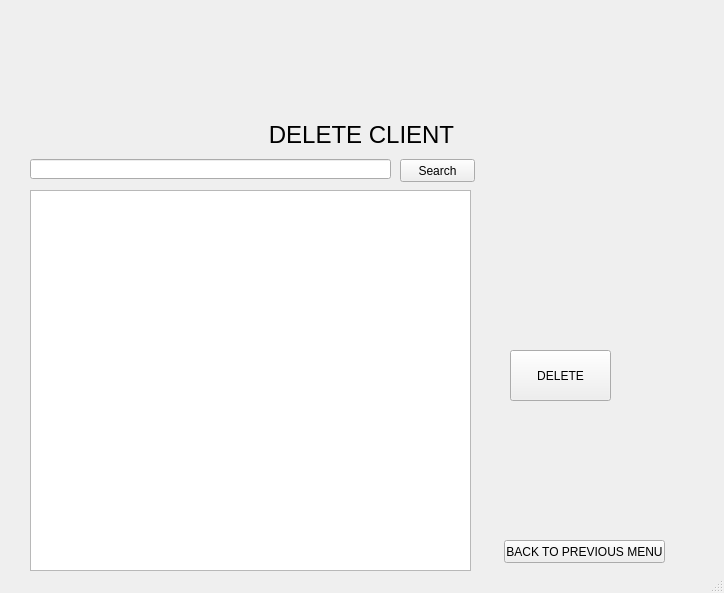
Before: the Qt Designer form ui/delete-client.ui in yashu2001/gym-manager, drawn with Qt 5.
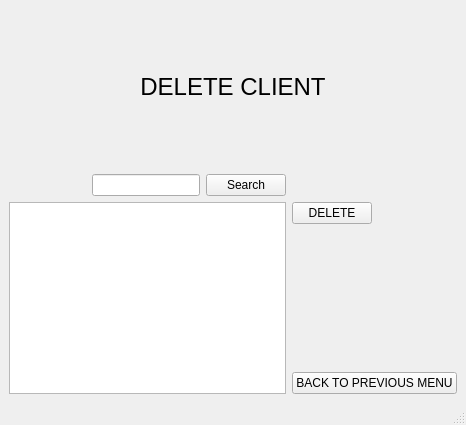
After: the same form once the commit is applied. Icons and pictures are not drawn.

```diff
--- a/ui/delete-client.ui
+++ b/ui/delete-client.ui
@@ -6,35 +6,17 @@
    <rect>
     <x>0</x>
     <y>0</y>
-    <width>724</width>
-    <height>593</height>
+    <width>466</width>
+    <height>425</height>
    </rect>
   </property>
-  <property name="minimumSize">
-   <size>
-    <width>724</width>
-    <height>593</height>
-   </size>
-  </property>
-  <property name="maximumSize">
-   <size>
-    <width>724</width>
-    <height>593</height>
-   </size>
-  </property>
   <property name="windowTitle">
    <string>MainWindow</string>
   </property>
   <widget class="QWidget" name="centralwidget">
+   <layout class="QGridLayout" name="gridLayout">
+    <item row="0" column="0" colspan="4" alignment="Qt::AlignHCenter|Qt::AlignTop">
    <widget class="QLabel" name="label">
-    <property name="geometry">
-     <rect>
-      <x>120</x>
-      <y>10</y>
-      <width>481</width>
-      <height>111</height>
-     </rect>
-    </property>
     <property name="text">
      <string/>
     </property>
@@ -45,78 +27,61 @@
      <bool>true</bool>
     </property>
    </widget>
+    </item>
+    <item row="1" column="0" rowspan="2" colspan="4" alignment="Qt::AlignHCenter|Qt::AlignTop">
    <widget class="QLabel" name="label_2">
-    <property name="geometry">
-     <rect>
-      <x>16</x>
-      <y>110</y>
-      <width>691</width>
-      <height>51</height>
-     </rect>
-    </property>
     <property name="text">
      <string>&lt;html&gt;&lt;head/&gt;&lt;body&gt;&lt;p align=&quot;center&quot;&gt;&lt;span style=&quot; font-size:18pt;&quot;&gt;DELETE CLIENT&lt;/span&gt;&lt;/p&gt;&lt;/body&gt;&lt;/html&gt;</string>
     </property>
    </widget>
+    </item>
+    <item row="2" column="1" alignment="Qt::AlignRight|Qt::AlignBottom">
+     <widget class="QLineEdit" name="lineEdit"/>
+    </item>
+    <item row="2" column="2" alignment="Qt::AlignLeft|Qt::AlignBottom">
+     <widget class="QPushButton" name="pushButton_3">
+      <property name="text">
+       <string>Search</string>
+      </property>
+     </widget>
+    </item>
+    <item row="3" column="3" alignment="Qt::AlignLeft|Qt::AlignTop">
    <widget class="QPushButton" name="pushButton">
-    <property name="geometry">
-     <rect>
-      <x>510</x>
-      <y>350</y>
-      <width>101</width>
-      <height>51</height>
-     </rect>
-    </property>
     <property name="text">
      <string>DELETE</string>
     </property>
    </widget>
+    </item>
+    <item row="4" column="3" alignment="Qt::AlignRight|Qt::AlignBottom">
    <widget class="QPushButton" name="pushButton_2">
-    <property name="geometry">
-     <rect>
-      <x>504</x>
-      <y>540</y>
-      <width>161</width>
-      <height>23</height>
-     </rect>
-    </property>
     <property name="text">
      <string>BACK TO PREVIOUS MENU</string>
     </property>
    </widget>
-   <widget class="QPushButton" name="pushButton_3">
-    <property name="geometry">
-     <rect>
-      <x>400</x>
-      <y>159</y>
-      <width>75</width>
-      <height>23</height>
-     </rect>
-    </property>
-    <property name="text">
-     <string>Search</string>
-    </property>
-   </widget>
-   <widget class="QLineEdit" name="lineEdit">
-    <property name="geometry">
-     <rect>
-      <x>30</x>
-      <y>159</y>
-      <width>361</width>
-      <height>20</height>
-     </rect>
-    </property>
-   </widget>
+    </item>
+    <item row="3" column="0" rowspan="2" colspan="3">
    <widget class="QTableWidget" name="tableWidget_2">
-    <property name="geometry">
-     <rect>
-      <x>30</x>
-      <y>190</y>
-      <width>441</width>
-      <height>381</height>
-     </rect>
-    </property>
-   </widget>
+      <property name="editTriggers">
+       <set>QAbstractItemView::AnyKeyPressed</set>
+      </property>
+      <property name="tabKeyNavigation">
+       <bool>false</bool>
+      </property>
+      <property name="showDropIndicator" stdset="0">
+       <bool>false</bool>
+      </property>
+      <property name="dragDropOverwriteMode">
+       <bool>false</bool>
+      </property>
+      <attribute name="horizontalHeaderStretchLastSection">
+       <bool>true</bool>
+      </attribute>
+      <attribute name="verticalHeaderStretchLastSection">
+       <bool>true</bool>
+      </attribute>
+     </widget>
+    </item>
+   </layout>
   </widget>
   <widget class="QStatusBar" name="statusbar"/>
  </widget>
```
Left out of the diff: 2 changed lines with no effect on the pictures. Lines whose indentation alone changed are shown as unchanged.
